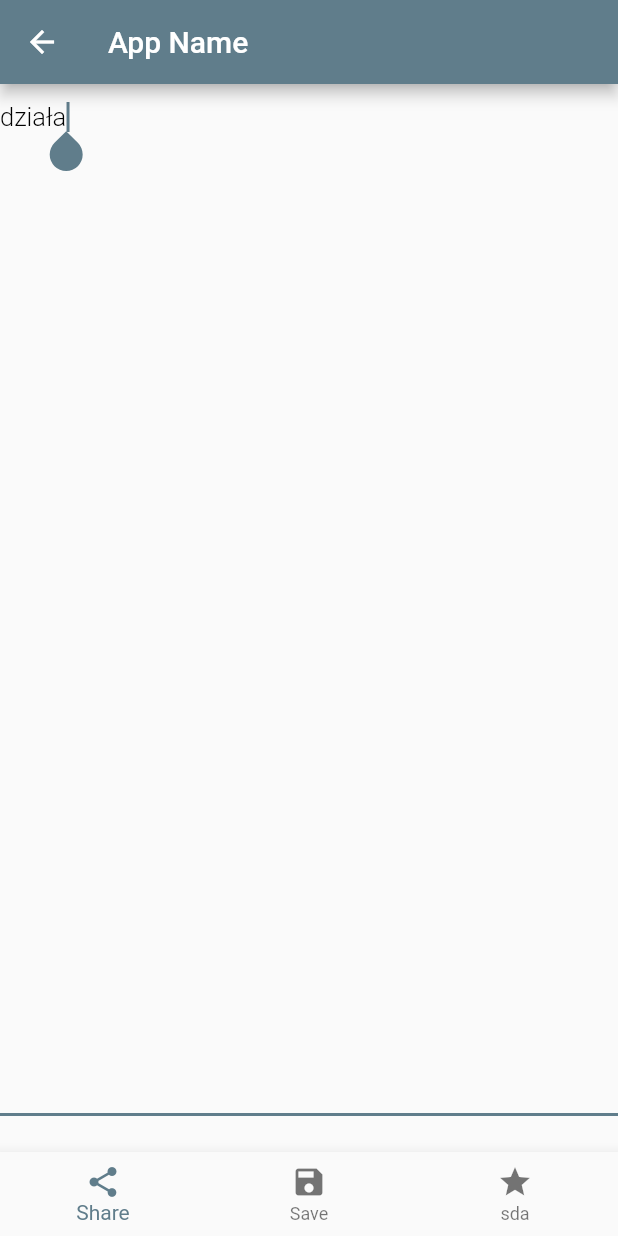
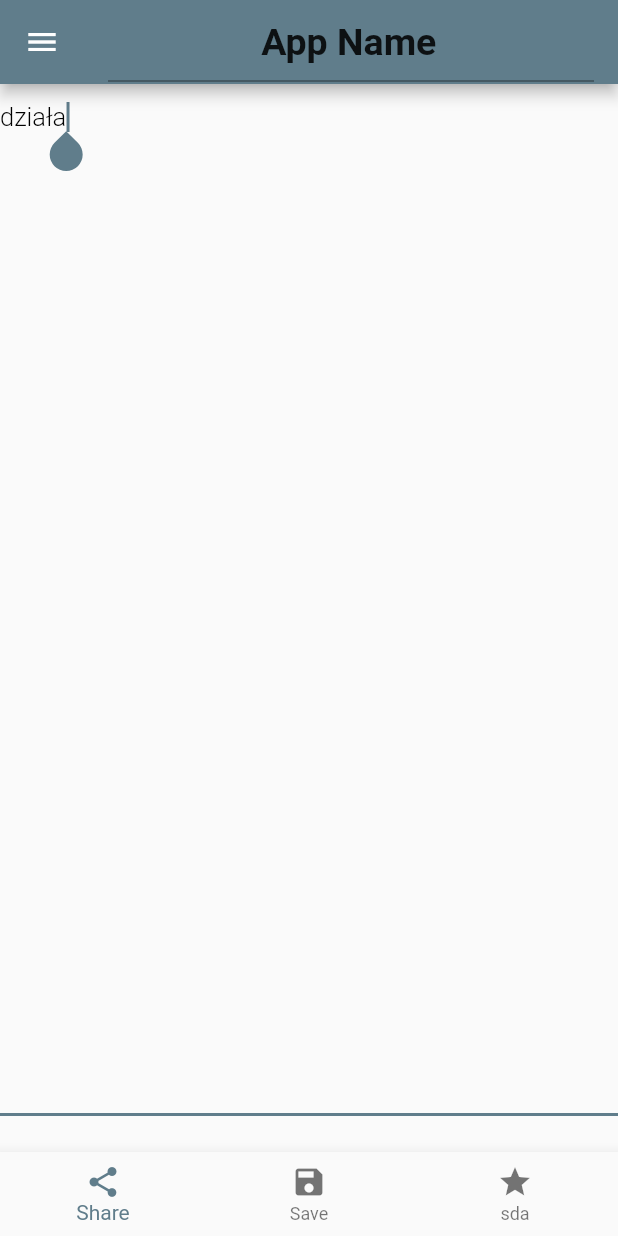
Before and after one commit to AdamGinna/NoteApp, a Flutter app: the SecondScreen screen opened directly, on a phone screen of 412 x 824 dp. Run offline on Flutter 3.47's test engine with Material 2 defaults, Android fonts, the phone set to English and light mode, and no system bars.

```diff
--- a/lib/main.dart
+++ b/lib/main.dart
@@ -93,7 +93,50 @@ class SecondScreen extends StatelessWidget
   Widget build(BuildContext context) {
     return new Scaffold(
       appBar: new AppBar(
-        title: new Text('App Name'),
+        title: new TextFormField(initialValue: 'App Name'
+            ,
+           style: TextStyle(
+             fontSize: 25.0,
+             fontStyle: FontStyle.normal,
+             fontWeight: FontWeight.bold
+           ),
+          textAlign: TextAlign.center,
+        ),
+      ),
+      drawer: new Drawer(
+
+        child: Column(
+          children: <Widget>[
+            UserAccountsDrawerHeader(
+              accountName: new Text("Adam"),
+              accountEmail: new Text("Adam.Ginna.work@gmail.com"),
+              currentAccountPicture: CircleAvatar(
+                backgroundColor: const Color(0xFF009688),
+                child: new Text("A",
+                  style: TextStyle(
+                    fontSize: 40.0,
+                  ),
+                ),
+              ),
+            ),
+            /*
+            ListView.builder(
+            itemCount: 10,
+
+            itemBuilder: (BuildContext context, int index) {
+              return
+                new ListTile(
+                    title: new Text("Notka " + index.toString())
+
+                );
+            }
+               )
+               */
+
+          ],
+
+
+        ),
       ),
       body:
           new Padding(
```
